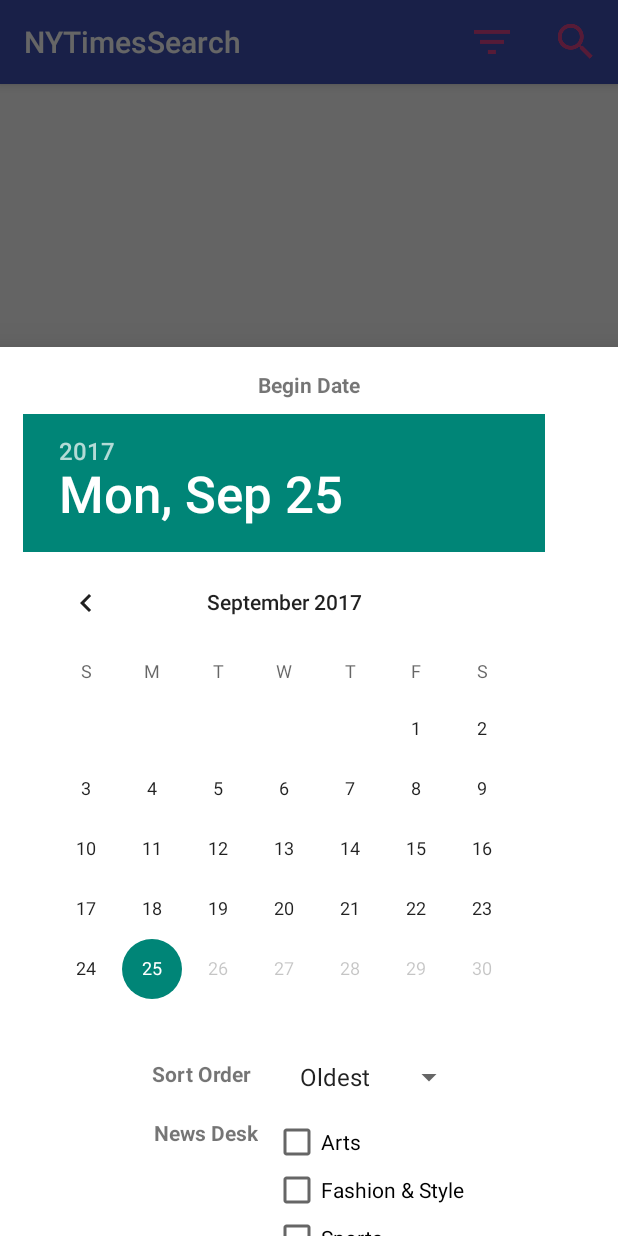
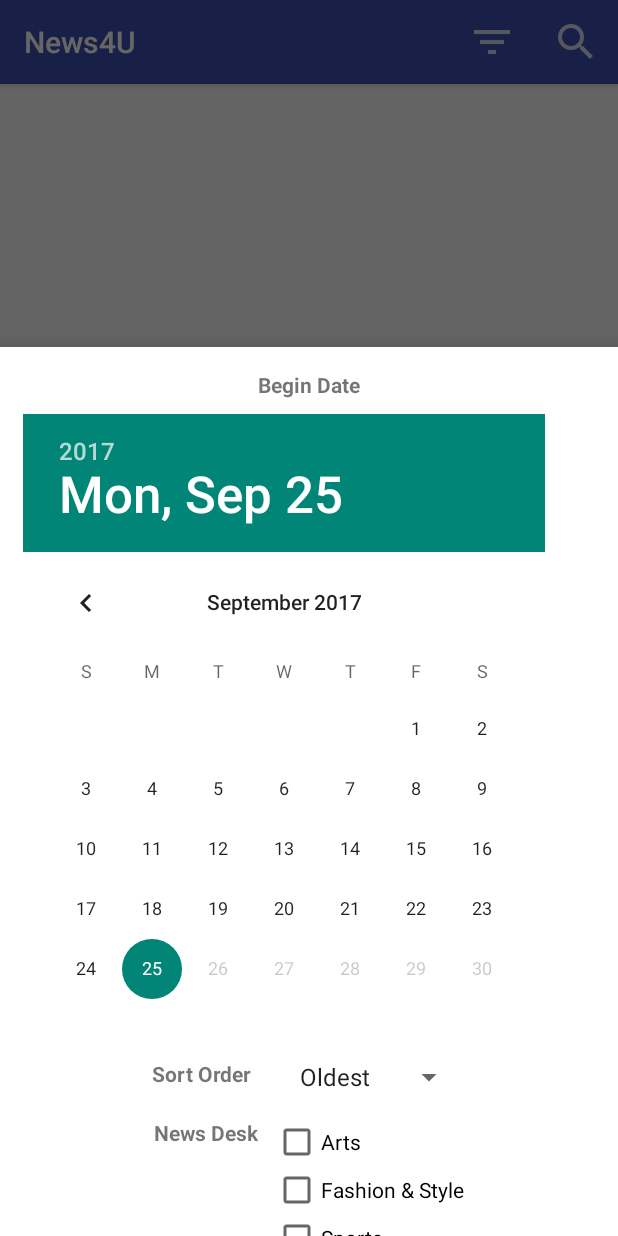
Before and after one commit to vallividhya/NYTimesSearch, an Android app: the screen it shows after launch (SearchActivity), after a tap on "Filter", on a phone screen of 412 x 824 dp. Run offline under Robolectric (Android 15) with nearby library versions, the phone set to English and light mode, and no system bars; libraries missing offline, so code that uses them is left out: com.loopj.android, cz.msebera.android, org.parceler; pictures from the network do not load.

```diff
--- a/app/src/main/res/menu/menu_search.xml
+++ b/app/src/main/res/menu/menu_search.xml
@@ -6,13 +6,12 @@
     <item android:id="@+id/action_search"
         android:orderInCategory="5"
         android:title="Search"
-        android:icon="@drawable/ic_menu_search"
+        android:icon="@drawable/ic_menu_search_white"
         app:showAsAction="always|collapseActionView"
         app:actionViewClass="android.support.v7.widget.SearchView" />
     <item android:id="@+id/miFilter"
-        android:icon="@drawable/ic_filter_pink"
+        android:icon="@drawable/ic_filterlist"
         app:showAsAction="ifRoom"
         android:title="Filter">
-
     </item>
 </menu>
--- a/app/src/main/res/values/strings.xml
+++ b/app/src/main/res/values/strings.xml
@@ -1,11 +1,11 @@
 <resources>
-    <string name="app_name">NYTimesSearch</string>
+    <string name="app_name">News4U</string>
     <string name="action_settings">Settings</string>
     <string name="hint">Enter search query</string>
     <string name="search">Search</string>
     <string name="failure_msg">Something went wrong. Check back later</string>
 
-    <string name="title_activity_article">ArticleActivity</string>
+    <string name="title_activity_article">New York Times</string>
     <string name="sort_order_prompt">Sort news by newest or oldest</string>
     <string name="beginDate">Begin Date</string>
     <string name="sortOrder">Sort Order</string>
```
Also changed, not shown: app/src/main/java/com/codepath/nytimessearch/activities/ArticleActivity.java (+28 -0 lines), app/src/main/res/menu/menu_article.xml (added, +10 -0 lines), app/src/main/res/drawable-hdpi/ic_action_name.png (added), app/src/main/res/drawable-hdpi/ic_filterlist.png, app/src/main/res/drawable-hdpi/ic_menu_search_white.png (added), app/src/main/res/drawable-mdpi/ic_action_name.png (added), app/src/main/res/drawable-mdpi/ic_filterlist.png, app/src/main/res/drawable-mdpi/ic_menu_search_white.png (added), app/src/main/res/drawable-xhdpi/ic_action_name.png (added), app/src/main/res/drawable-xhdpi/ic_filterlist.png, app/src/main/res/drawable-xhdpi/ic_menu_search_white.png (added), app/src/main/res/drawable-xxhdpi/ic_action_name.png (added), app/src/main/res/drawable-xxhdpi/ic_filterlist.png, app/src/main/res/drawable-xxhdpi/ic_menu_search_white.png (added).
